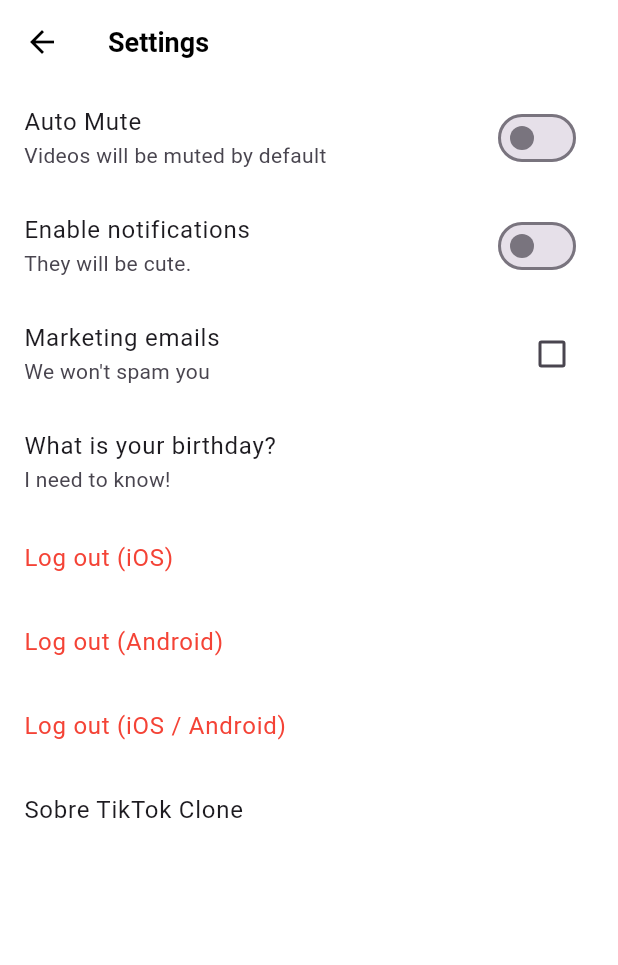
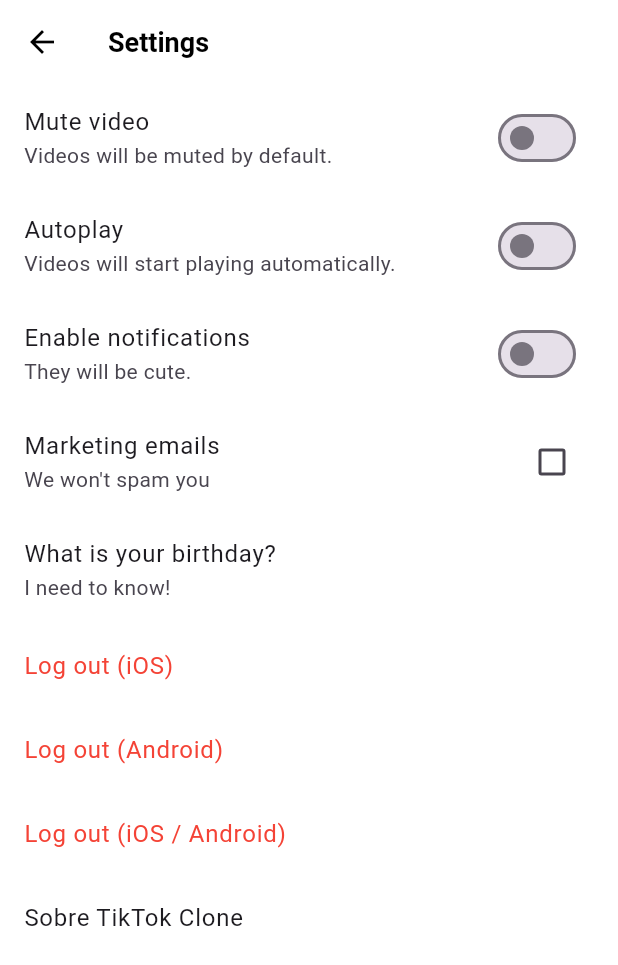
Before and after one commit to speardutch/tiktok_clone, a Flutter app: the SettingsScreen screen opened directly, on a phone screen of 412 x 824 dp. Shown: the top 965 px of the screen. Run offline on Flutter 3.47's test engine with Material 3 defaults, Android fonts, the phone set to English and light mode, and no system bars; our stand-ins replace camera, font_awesome_flutter, gallery_saver, go_router, google_fonts, image_picker and 4 more; accounts and stored records are empty; network calls fail.

Commit message:
21.3 PlaybackConfigViewModel

```diff
--- a/lib/features/settings/settings_screen.dart
+++ b/lib/features/settings/settings_screen.dart
@@ -4,6 +4,7 @@ import 'package:flutter/material.dart';
 import 'package:font_awesome_flutter/font_awesome_flutter.dart';
 import 'package:provider/provider.dart';
 import 'package:tiktok_clone/features/common/widgets/main_navigation/widgets/video_config.dart';
+import 'package:tiktok_clone/features/videos/view_models/playback_config_vm.dart';
 
 class SettingsScreen extends StatefulWidget {
   const SettingsScreen({super.key});
@@ -34,12 +35,21 @@ class _SettingsScreenState extends State<SettingsScreen> {
         body: ListView(
           children: [
             SwitchListTile.adaptive(
-              title: const Text("Auto Mute"),
-              subtitle: const Text("Videos will be muted by default"),
+              title: const Text("Mute video"),
+              subtitle: const Text("Videos will be muted by default."),
               activeColor: Colors.black,
-              value: context.watch<VideoConfig>().isMuted,
+              value: context.watch<PlaybackConfigViewModel>().muted,
               onChanged: (value) {
-                context.read<VideoConfig>().toggleIsMuted();
+                context.read<PlaybackConfigViewModel>().setMuted(value);
+              },
+            ),
+            SwitchListTile.adaptive(
+              title: const Text("Autoplay"),
+              subtitle: const Text("Videos will start playing automatically."),
+              activeColor: Colors.black,
+              value: context.watch<PlaybackConfigViewModel>().autoplay,
+              onChanged: (value) {
+                context.read<PlaybackConfigViewModel>().setAutoplay(value);
               },
             ),
             SwitchListTile.adaptive(
--- a/lib/features/videos/view_models/playback_config_vm.dart
+++ b/lib/features/videos/view_models/playback_config_vm.dart
@@ -1,3 +1,29 @@
 import 'package:flutter/material.dart';
+import 'package:tiktok_clone/features/videos/models/playback_config_model.dart';
+import 'package:tiktok_clone/features/videos/repos/playback_config_repo.dart';
 
-class PlaybackConfigViewModel extends ChangeNotifier {}
+class PlaybackConfigViewModel extends ChangeNotifier {
+  final PlaybackConfigRepository _repository;
+
+  late final PlaybackConfigModel _model = PlaybackConfigModel(
+    muted: _repository.isMuted(),
+    autoplay: _repository.isAutoplay(),
+  );
+
+  PlaybackConfigViewModel(this._repository);
+
+  bool get muted => _model.muted;
+  bool get autoplay => _model.autoplay;
+
+  void setAutoplay(bool value) {
+    _repository.setAutoplay(value);
+    _model.autoplay = value;
+    notifyListeners();
+  }
+
+  void setMuted(bool value) {
+    _repository.setMuted(value);
+    _model.muted = value;
+    notifyListeners();
+  }
+}
--- a/lib/features/videos/views/widgets/video_post.dart
+++ b/lib/features/videos/views/widgets/video_post.dart
@@ -155,10 +155,8 @@ class _VideoPostState extends State<VideoPost>
                   left: 20,
                   top: 40,
                   child: IconButton(
-                    onPressed: () {
-                      context.read<VideoConfig>().toggleIsMuted();
-                    },
-                    icon: FaIcon(context.watch<VideoConfig>().isMuted
+                    onPressed: () {},
+                    icon: const FaIcon(false
                         ? FontAwesomeIcons.volumeOff
                         : FontAwesomeIcons.volumeHigh),
                   ),
```
Also changed, not shown: lib/main.dart (+19 -10 lines).
